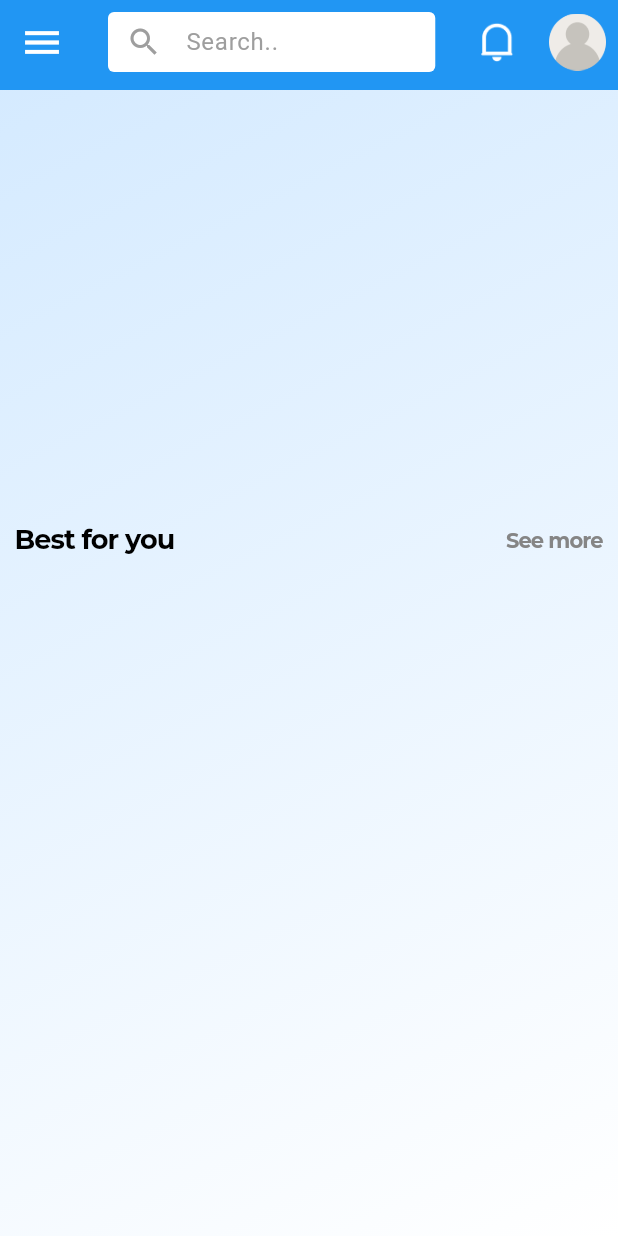
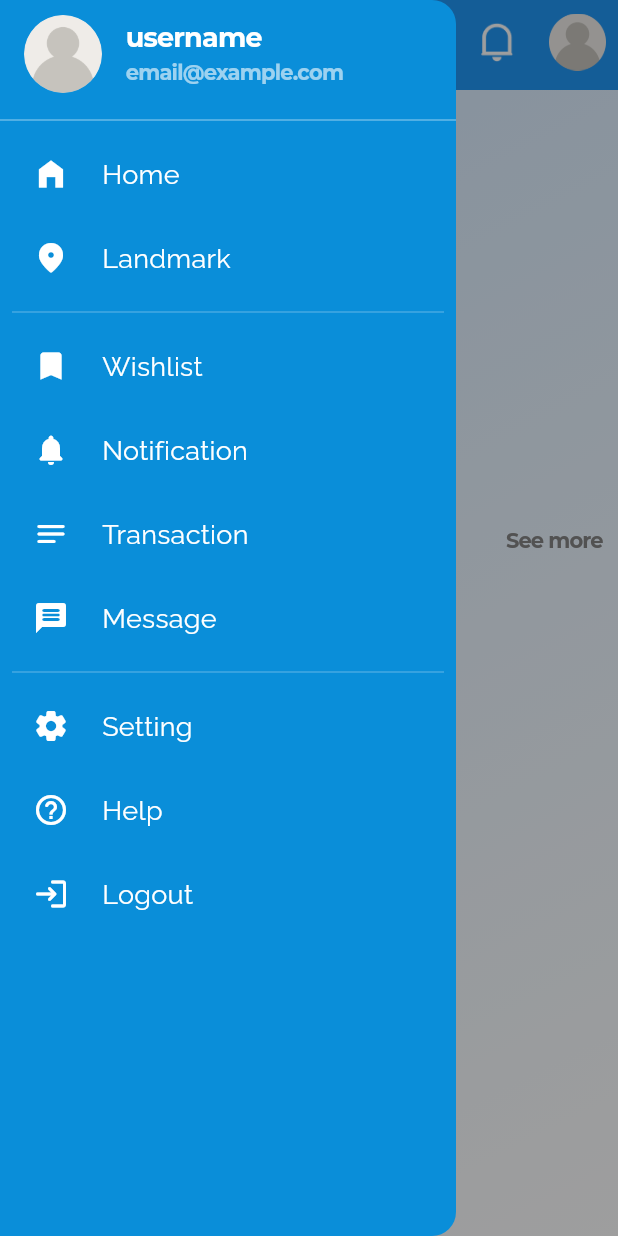
Before and after one commit to adiltaufani/Bookit_Project, a Flutter app: the HomeScreen screen opened by its route, scrolled down 183 dp, after a tap on the "menu" icon, on a phone screen of 412 x 824 dp. Run offline on Flutter 3.47's test engine with Material 3 defaults, Android fonts, the phone set to English and light mode, and no system bars; our stand-ins replace firebase_auth, firebase_core, google_fonts, google_sign_in; accounts and stored records are empty; network calls fail; project files that could hold a hidden picture were left out.

```diff
--- a/lib/features/auth/screens/auth_screen.dart
+++ b/lib/features/auth/screens/auth_screen.dart
@@ -99,7 +99,7 @@ class _AuthScreenState extends State<AuthScreen> {
                       ),
                     ),
                     // Widget untuk teks
-                    Text(
+                    const Text(
                       'Sign up with Google',
                       style: TextStyle(
                         color: Colors.grey,
--- a/lib/features/auth/screens/home_screen.dart
+++ b/lib/features/auth/screens/home_screen.dart
@@ -10,6 +10,7 @@ import 'package:flutter_project/features/auth/screens/setting_page.dart';
 import 'package:flutter_project/features/auth/services/google_auth_service.dart';
 import 'package:flutter_project/features/auth/widgets/custom_search_text.dart';
 import 'package:flutter_project/features/auth/widgets/nearfrom_btn.dart';
+import 'package:flutter_project/features/auth/widgets/side_menu.dart';
 import 'package:flutter_project/features/auth/widgets/top_home_btn.dart';
 import 'package:flutter_project/features/home/screens/near_from_you.dart';
 import 'package:flutter_project/features/home/widgets/home_hotel.dart';
@@ -56,17 +57,31 @@ class _HomeScreenState extends State<HomeScreen> with TickerProviderStateMixin {
   final GoogleAuthService authService = GoogleAuthService();
   bool isTextFieldFocused = true;
   TextEditingController _searchController = TextEditingController();
+  final GlobalKey<ScaffoldState> _scaffoldKey = GlobalKey<ScaffoldState>();
 
   @override
   Widget build(BuildContext context) {
     TabController _tabController = TabController(length: 5, vsync: this);
     return Scaffold(
+      key: _scaffoldKey,
+      drawer: SideMenu(),
+      drawerScrimColor: Colors.black38,
       appBar: PreferredSize(
         preferredSize: const Size.fromHeight(60),
         child: AppBar(
           flexibleSpace: Container(
             decoration: const BoxDecoration(
               color: Colors.blue,
+            ),
+          ),
+          leading: IconButton(
+            onPressed: () {
+              _scaffoldKey.currentState!.openDrawer();
+            },
+            icon: const Icon(
+              Icons.menu,
+              color: Colors.white,
+              size: 30.0,
             ),
           ),
           title: Container(
@@ -100,14 +115,6 @@ class _HomeScreenState extends State<HomeScreen> with TickerProviderStateMixin {
               ),
             ),
           ],
-          leading: IconButton(
-            onPressed: () {},
-            icon: const Icon(
-              Icons.menu,
-              color: Colors.white,
-              size: 30.0,
-            ),
-          ),
         ),
       ),
       body: SingleChildScrollView(
--- a/lib/features/auth/screens/login_screen.dart
+++ b/lib/features/auth/screens/login_screen.dart
@@ -147,7 +147,7 @@ class _LoginScreenState extends State<LoginScreen> {
                         style: TextStyle(
                           fontFamily: 'OutfitBlod',
                           fontWeight: FontWeight.w500,
-                          color: Color(0xFF0077B2),
+                          color: Color.fromARGB(255, 10, 97, 141),
                         ),
                       ),
                       SizedBox(
--- /dev/null
+++ b/lib/features/auth/widgets/side_menu.dart
@@ -0,0 +1,289 @@
+import 'package:flutter/material.dart';
+import 'package:flutter_project/features/auth/screens/auth_screen.dart';
+import 'package:flutter_project/features/auth/screens/home_screen.dart';
+import 'package:flutter_project/features/auth/screens/landmark_screen.dart';
+import 'package:flutter_project/features/auth/screens/notification_page.dart';
+import 'package:flutter_project/features/auth/screens/setting_page.dart';
+import 'package:flutter_project/features/auth/services/google_auth_service.dart';
+import 'package:google_fonts/google_fonts.dart';
+
+class SideMenu extends StatelessWidget {
+  SideMenu({super.key});
+
+  final GoogleAuthService authService = GoogleAuthService();
+
+  @override
+  Widget build(BuildContext context) {
+    return Drawer(
+      backgroundColor: const Color(0xFF0A8ED9),
+      child: SafeArea(
+        child: ListView(
+          padding: EdgeInsets.zero,
+          children: <Widget>[
+            ListTile(
+              onTap: () {
+                Navigator.pushNamed(context, SettingPage.routeName);
+              },
+              leading: const CircleAvatar(
+                radius: 26,
+                backgroundColor: Colors.white30,
+                backgroundImage: AssetImage('assets/images/profile.png'),
+              ),
+              title: Text(
+                'username',
+                style: GoogleFonts.montserrat(
+                  textStyle: const TextStyle(
+                    color: Colors.white,
+                    fontSize: 18.0,
+                    fontWeight: FontWeight.w600,
+                    letterSpacing: -0.5,
+                  ),
+                ),
+              ),
+              subtitle: Text(
+                'email@example.com',
+                style: GoogleFonts.montserrat(
+                  textStyle: const TextStyle(
+                    color: Colors.white60,
+                    fontSize: 14.0,
+                    fontWeight: FontWeight.w400,
+                    letterSpacing: -0.5,
+                  ),
+                ),
+              ),
+            ),
+            const Divider(
+              color: Colors.white38,
+            ),
+            SingleChildScrollView(
+              child: Column(
+                children: [
+                  ListTile(
+                    onTap: () {
+                      Navigator.pushNamed(context, HomeScreen.routeName);
+                    },
+                    leading: const SizedBox(
+                      height: 36,
+                      width: 36,
+                      child: Icon(
+                        Icons.home_filled,
+                        color: Colors.white,
+                      ),
+                    ),
+                    title: Text(
+                      'Home',
+                      style: GoogleFonts.raleway(
+                        textStyle: const TextStyle(
+                          color: Colors.white,
+                          fontSize: 18.0,
+                          fontWeight: FontWeight.w400,
+                          letterSpacing: 0.2,
+                        ),
+                      ),
+                    ),
+                  ),
+                  ListTile(
+                    onTap: () {
+                      Navigator.pushNamed(context, LandmarkScreen.routeName);
+                    },
+                    leading: const SizedBox(
+                      height: 36,
+                      width: 36,
+                      child: Icon(
+                        Icons.location_on_rounded,
+                        color: Colors.white,
+                      ),
+                    ),
+                    title: Text(
+                      'Landmark',
+                      style: GoogleFonts.raleway(
+                        textStyle: const TextStyle(
+                          color: Colors.white,
+                          fontSize: 18.0,
+                          fontWeight: FontWeight.w400,
+                          letterSpacing: 0.2,
+                        ),
+                      ),
+                    ),
+                  ),
+                  const Padding(
+                    padding: EdgeInsets.symmetric(horizontal: 8.0),
+                    child: Divider(
+                      color: Colors.white24,
+                    ),
+                  ),
+                  ListTile(
+                    onTap: () {},
+                    leading: const SizedBox(
+                      height: 36,
+                      width: 36,
+                      child: Icon(
+                        Icons.bookmark_rounded,
+                        color: Colors.white,
+                      ),
+                    ),
+                    title: Text(
+                      'Wishlist',
+                      style: GoogleFonts.raleway(
+                        textStyle: const TextStyle(
+                          color: Colors.white,
+                          fontSize: 18.0,
+                          fontWeight: FontWeight.w400,
+                          letterSpacing: 0.2,
+                        ),
+                      ),
+                    ),
+                  ),
+                  ListTile(
+                    onTap: () {
+                      Navigator.pushNamed(context, NotificationPage.routeName);
+                    },
+                    leading: const SizedBox(
+                      height: 36,
+                      width: 36,
+                      child: Icon(
+                        Icons.notifications_rounded,
+                        color: Colors.white,
+                      ),
+                    ),
+                    title: Text(
+                      'Notification',
+                      style: GoogleFonts.raleway(
+                        textStyle: const TextStyle(
+                          color: Colors.white,
+                          fontSize: 18.0,
+                          fontWeight: FontWeight.w400,
+                          letterSpacing: 0.2,
+                        ),
+                      ),
+                    ),
+                  ),
+                  ListTile(
+                    onTap: () {},
+                    leading: const SizedBox(
+                      height: 36,
+                      width: 36,
+                      child: Icon(
+                        Icons.notes_rounded,
+                        color: Colors.white,
+                      ),
+                    ),
+                    title: Text(
+                      'Transaction',
+                      style: GoogleFonts.raleway(
+                        textStyle: const TextStyle(
+                          color: Colors.white,
+                          fontSize: 18.0,
+                          fontWeight: FontWeight.w400,
+                          letterSpacing: 0.2,
+                        ),
+                      ),
+                    ),
+                  ),
+                  ListTile(
+                    onTap: () {},
+                    leading: const SizedBox(
+                      height: 36,
+                      width: 36,
+                      child: Icon(
+                        Icons.message_rounded,
+                        color: Colors.white,
+                      ),
+                    ),
+                    title: Text(
+                      'Message',
+                      style: GoogleFonts.raleway(
+                        textStyle: const TextStyle(
+                          color: Colors.white,
+                          fontSize: 18.0,
+                          fontWeight: FontWeight.w400,
+                          letterSpacing: 0.2,
+                        ),
+                      ),
+                    ),
+                  ),
+                  const Padding(
+                    padding: EdgeInsets.symmetric(horizontal: 8.0),
+                    child: Divider(
+                      color: Colors.white24,
+                    ),
+                  ),
+                  ListTile(
+                    onTap: () {
+                      Navigator.pushNamed(context, SettingPage.routeName);
+                    },
+                    leading: const SizedBox(
+                      height: 36,
+                      width: 36,
+                      child: Icon(
+                        Icons.settings_rounded,
+                        color: Colors.white,
+                      ),
+                    ),
+                    title: Text(
+                      'Setting',
+                      style: GoogleFonts.raleway(
+                        textStyle: const TextStyle(
+                          color: Colors.white,
+                          fontSize: 18.0,
+                          fontWeight: FontWeight.w400,
+                          letterSpacing: 0.2,
+                        ),
+                      ),
+                    ),
+                  ),
+                  ListTile(
+                    onTap: () {},
+                    leading: const SizedBox(
+                      height: 36,
+                      width: 36,
+                      child: Icon(
+                        Icons.help_outline_rounded,
+                        color: Colors.white,
+                      ),
+                    ),
+                    title: Text(
+                      'Help',
+                      style: GoogleFonts.raleway(
+                        textStyle: const TextStyle(
+                          color: Colors.white,
+                          fontSize: 18.0,
+                          fontWeight: FontWeight.w400,
+                          letterSpacing: 0.2,
+                        ),
+                      ),
+                    ),
+                  ),
+                  ListTile(
+                    onTap: () {
+                      authService.signOut(context);
+                    },
+                    leading: const SizedBox(
+                      height: 36,
+                      width: 36,
+                      child: Icon(
+                        Icons.login_rounded,
+                        color: Colors.white,
+                      ),
+                    ),
+                    title: Text(
+                      'Logout',
+                      style: GoogleFonts.raleway(
+                        textStyle: const TextStyle(
+                          color: Colors.white,
+                          fontSize: 18.0,
+                          fontWeight: FontWeight.w400,
+                          letterSpacing: 0.2,
+                        ),
+                      ),
+                    ),
+                  ),
+                ],
+              ),
+            ),
+          ],
+        ),
+      ),
+    );
+  }
+}
--- a/lib/features/home/widgets/home_hotel.dart
+++ b/lib/features/home/widgets/home_hotel.dart
@@ -19,7 +19,7 @@ class _HomeHotelState extends State<HomeHotel> {
   Future _getdata() async {
     try {
       final response = await http.get(
-        Uri.parse('http://192.168.1.6/ta_projek/crudtaprojek/readhotel.php'),
+        Uri.parse('http://192.168.1.11/ta_projek/crudtaprojek/readhotel.php'),
       );
       if (response.statusCode == 200) {
         final data = jsonDecode(response.body);
--- a/lib/features/home/widgets/home_house.dart
+++ b/lib/features/home/widgets/home_house.dart
@@ -19,7 +19,7 @@ class _HomeHouseState extends State<HomeHouse> {
   Future _getdata() async {
     try {
       final response = await http.get(
-        Uri.parse('http://192.168.1.6/ta_projek/crudtaprojek/readhouse.php'),
+        Uri.parse('http://192.168.1.11/ta_projek/crudtaprojek/readhouse.php'),
       );
       if (response.statusCode == 200) {
         final data = jsonDecode(response.body);
--- a/lib/features/home/widgets/home_resort.dart
+++ b/lib/features/home/widgets/home_resort.dart
@@ -19,7 +19,7 @@ class _HomeResortState extends State<HomeResort> {
   Future _getdata() async {
     try {
       final response = await http.get(
-        Uri.parse('http://192.168.1.6/ta_projek/crudtaprojek/readresort.php'),
+        Uri.parse('http://192.168.1.11/ta_projek/crudtaprojek/readresort.php'),
       );
       if (response.statusCode == 200) {
         final data = jsonDecode(response.body);
--- a/lib/features/home/widgets/home_villa.dart
+++ b/lib/features/home/widgets/home_villa.dart
@@ -19,7 +19,7 @@ class _HomeVillaState extends State<HomeVilla> {
   Future _getdata() async {
     try {
       final response = await http.get(
-        Uri.parse('http://192.168.1.6/ta_projek/crudtaprojek/readvilla.php'),
+        Uri.parse('http://192.168.1.11/ta_projek/crudtaprojek/readvilla.php'),
       );
       if (response.statusCode == 200) {
         final data = jsonDecode(response.body);
--- a/lib/router.dart
+++ b/lib/router.dart
@@ -1,6 +1,7 @@
 import 'package:flutter/material.dart';
 import 'package:flutter_project/features/auth/screens/auth_screen.dart';
 import 'package:flutter_project/features/auth/screens/home_screen.dart';
+import 'package:flutter_project/features/auth/screens/landmark_screen.dart';
 import 'package:flutter_project/features/auth/screens/login_screen.dart';
 import 'package:flutter_project/features/auth/screens/notification_page.dart';
 import 'package:flutter_project/features/auth/screens/profile_setting.dart';
@@ -24,6 +25,11 @@ Route<dynamic> generateRoute(RouteSettings routeSettings) {
       return MaterialPageRoute(
         settings: routeSettings,
         builder: (_) => const NotificationPage(),
+      );
+    case LandmarkScreen.routeName:
+      return MaterialPageRoute(
+        settings: routeSettings,
+        builder: (_) => const LandmarkScreen(),
       );
     case SettingPage.routeName:
       return MaterialPageRoute(
```
Also changed, not shown: lib/features/auth/screens/landmark_screen.dart (added, +113 -0 lines), lib/features/auth/screens/notification_page.dart (+7 -1 lines), pubspec.lock.
